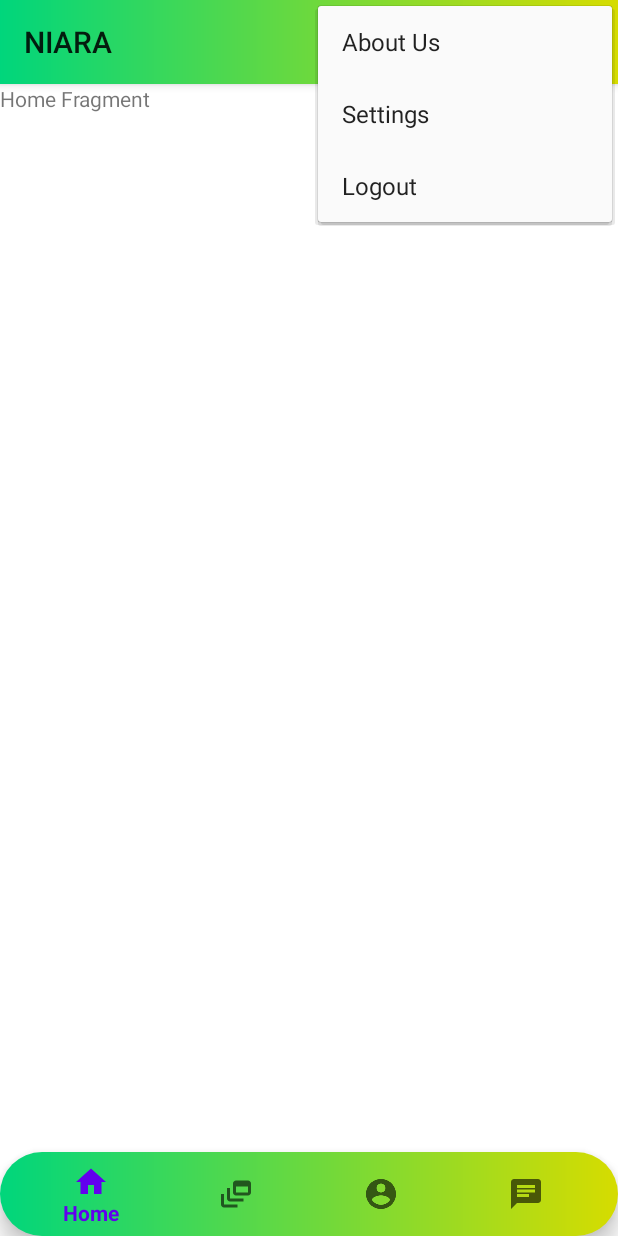
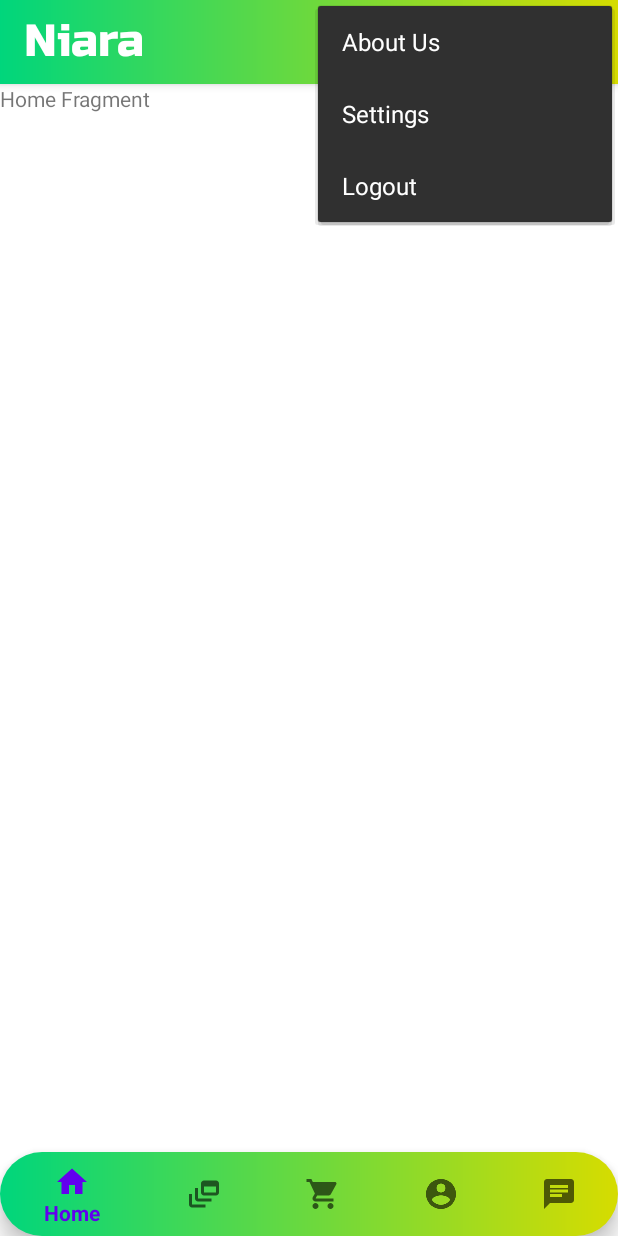
Before and after one commit to Rudra-cs/Niara-1, an Android app: the MainActivity screen opened directly, with no data from a screen before it, with the options menu open, on a phone screen of 412 x 824 dp. Run offline under Robolectric (Android 15) with nearby library versions, the phone set to English and light mode, and no system bars; Roboto replaces fonts that are not available here.

Commit message:
changes updated

```diff
--- a/app/src/main/java/com/example/niara/MainActivity.java
+++ b/app/src/main/java/com/example/niara/MainActivity.java
@@ -15,6 +15,7 @@ import android.net.Uri;
 import android.os.Bundle;
 import android.view.Menu;
 import android.view.MenuItem;
+import android.widget.TextView;
 import android.widget.Toast;
 
 import com.google.android.material.bottomnavigation.BottomNavigationView;
@@ -29,6 +30,10 @@ public class MainActivity extends AppCompatActivity {
         super.onCreate(savedInstanceState);
         setContentView(R.layout.activity_main);
         Toolbar toolbar = findViewById(R.id.toolbar);
+        TextView title=findViewById(R.id.AppTitle);
+
+        toolbar.setTitle("");
+
         setSupportActionBar(toolbar);
         drawerLayout = findViewById(R.id.drawer_layout);
 
@@ -39,9 +44,7 @@ public class MainActivity extends AppCompatActivity {
         bottom_nav.setOnNavigationItemSelectedListener(nav_listener);
         getSupportFragmentManager().beginTransaction().replace(R.id.fragment_container, new HomeFragment()).commit();
 
-        if (getSupportActionBar() != null) {
-            getSupportActionBar().setTitle("NIARA");
-        }
+
         ActionBarDrawerToggle drawerToggle = new ActionBarDrawerToggle(this, drawerLayout, toolbar, R.string.open, R.string.close);
 
     }
@@ -109,6 +112,9 @@ public class MainActivity extends AppCompatActivity {
                 case R.id.about_us:
                     fragment = new AboutUs();
                     break;
+                case R.id.mycart:
+                    fragment = new MyCartFragment();
+                    break;
             }
             getSupportFragmentManager().beginTransaction().replace(R.id.fragment_container, fragment).commit();
             return true;
--- a/app/src/main/java/com/example/niara/SplashActivity.java
+++ b/app/src/main/java/com/example/niara/SplashActivity.java
@@ -5,6 +5,7 @@ import androidx.appcompat.app.AppCompatActivity;
 import android.content.Intent;
 import android.os.Bundle;
 import android.os.Handler;
+import android.view.WindowManager;
 import android.view.animation.Animation;
 import android.view.animation.AnimationUtils;
 import android.widget.ImageView;
@@ -14,17 +15,16 @@ public class SplashActivity extends AppCompatActivity {
     private static int splash_time=4000;
     Animation top_animation,bottom_animation;
     ImageView image;
-    TextView appname,tagline;
+
 
     @Override
     protected void onCreate(Bundle savedInstanceState) {
         super.onCreate(savedInstanceState);
         setContentView(R.layout.activity_splash);
+        getWindow().setFlags(WindowManager.LayoutParams.FLAG_FULLSCREEN,WindowManager.LayoutParams.FLAG_FULLSCREEN);
         top_animation= AnimationUtils.loadAnimation(this,R.anim.top_animation);
         bottom_animation= AnimationUtils.loadAnimation(this,R.anim.bottom_animation);
         image=findViewById(R.id.logo);
-
-
         image.setAnimation(top_animation);
 
 
--- /dev/null
+++ b/app/src/main/res/drawable/ic_baseline_dehaze_24.xml
@@ -0,0 +1,5 @@
+<vector android:height="24dp" android:tint="#FFFFFF"
+    android:viewportHeight="24" android:viewportWidth="24"
+    android:width="24dp" xmlns:android="http://schemas.android.com/apk/res/android">
+    <path android:fillColor="@android:color/white" android:pathData="M2,15.5v2h20v-2L2,15.5zM2,10.5v2h20v-2L2,10.5zM2,5.5v2h20v-2L2,5.5z"/>
+</vector>
--- /dev/null
+++ b/app/src/main/res/drawable/ic_cart.xml
@@ -0,0 +1,5 @@
+<vector android:height="24dp" android:tint="#6E0F89"
+    android:viewportHeight="24" android:viewportWidth="24"
+    android:width="24dp" xmlns:android="http://schemas.android.com/apk/res/android">
+    <path android:fillColor="@android:color/white" android:pathData="M7,18c-1.1,0 -1.99,0.9 -1.99,2S5.9,22 7,22s2,-0.9 2,-2 -0.9,-2 -2,-2zM1,2v2h2l3.6,7.59 -1.35,2.45c-0.16,0.28 -0.25,0.61 -0.25,0.96 0,1.1 0.9,2 2,2h12v-2L7.42,15c-0.14,0 -0.25,-0.11 -0.25,-0.25l0.03,-0.12 0.9,-1.63h7.45c0.75,0 1.41,-0.41 1.75,-1.03l3.58,-6.49c0.08,-0.14 0.12,-0.31 0.12,-0.48 0,-0.55 -0.45,-1 -1,-1L5.21,4l-0.94,-2L1,2zM17,18c-1.1,0 -1.99,0.9 -1.99,2s0.89,2 1.99,2 2,-0.9 2,-2 -0.9,-2 -2,-2z"/>
+</vector>
--- a/app/src/main/res/layout/activity_login.xml
+++ b/app/src/main/res/layout/activity_login.xml
@@ -5,7 +5,7 @@
     android:layout_width="match_parent"
     android:layout_height="match_parent"
     android:layout_gravity="center"
-    android:background="#fff"
+    android:background="#E3C9CEFF"
     tools:context=".LoginActivity">
 
     <TextView
@@ -13,11 +13,11 @@
         android:layout_width="wrap_content"
         android:layout_height="wrap_content"
         android:layout_marginTop="68dp"
-        android:fontFamily="@font/aladin"
+        android:fontFamily="@font/russo_one"
         android:textStyle="bold"
         android:text="My Account"
 
-        android:textSize="50sp"
+        android:textSize="38sp"
         android:typeface="sans"
         app:layout_constraintEnd_toEndOf="parent"
         app:layout_constraintStart_toStartOf="parent"
--- a/app/src/main/res/layout/activity_main.xml
+++ b/app/src/main/res/layout/activity_main.xml
@@ -11,18 +11,27 @@
     tools:context=".MainActivity">
 
     <androidx.constraintlayout.widget.ConstraintLayout
-        xmlns:android="http://schemas.android.com/apk/res/android"
-        xmlns:app="http://schemas.android.com/apk/res-auto"
-        xmlns:tools="http://schemas.android.com/tools"
         android:layout_width="match_parent"
         android:layout_height="match_parent">
 
+<!--        <include-->
+<!--            layout="@layout/custom_toolbar"-->
+<!--            android:layout_width="match_parent"-->
+<!--            android:id="@+id/appBarLayout"-->
+<!--            android:layout_height="wrap_content"-->
+<!--            app:layout_constraintEnd_toEndOf="parent"-->
+<!--            app:layout_constraintStart_toStartOf="parent"-->
+<!--            app:layout_constraintTop_toTopOf="parent">-->
+
+<!--        </include>-->
+
         <com.google.android.material.appbar.AppBarLayout
-            android:id="@+id/appBarLayout"
-            android:elevation="3dp"
-            android:padding="0dp"
             android:layout_width="match_parent"
             android:layout_height="wrap_content"
+
+            android:theme="@style/ThemeOverlay.MaterialComponents.Dark.ActionBar"
+            android:id="@+id/appBarLayout"
+            android:background="@drawable/bg2"
             app:layout_constraintEnd_toEndOf="parent"
             app:layout_constraintStart_toStartOf="parent"
             app:layout_constraintTop_toTopOf="parent">
@@ -31,9 +40,22 @@
                 android:id="@+id/toolbar"
                 android:layout_width="match_parent"
                 android:layout_height="wrap_content"
-                android:theme="@style/ThemeOverlay.AppCompat.Light"
+                app:popupTheme="@style/ThemeOverlay.MaterialComponents.Dark.ActionBar"
+                style="@style/Toolbar"
                 android:minHeight="?attr/actionBarSize"
-                android:background="@drawable/bg2"/>
+                android:background="@drawable/bg2">
+
+                <TextView
+                    android:id="@+id/AppTitle"
+                    android:layout_width="wrap_content"
+                    android:layout_height="wrap_content"
+                    android:text="Niara"
+                    android:fontFamily="@font/russo_one"
+                    android:textColor="@color/white"
+                    android:textSize="30sp">
+
+                </TextView>
+            </androidx.appcompat.widget.Toolbar>
 
         </com.google.android.material.appbar.AppBarLayout>
 
@@ -56,7 +78,7 @@
             app:layout_constraintEnd_toEndOf="parent"
             app:layout_constraintHorizontal_bias="0.0"
             app:layout_constraintStart_toStartOf="parent"
-            app:layout_constraintTop_toBottomOf="@+id/appBarLayout" />
+            app:layout_constraintTop_toBottomOf="@+id/appBarLayout"/>
 
     </androidx.constraintlayout.widget.ConstraintLayout>
 
--- a/app/src/main/res/layout/activity_splash.xml
+++ b/app/src/main/res/layout/activity_splash.xml
@@ -4,7 +4,7 @@
     xmlns:tools="http://schemas.android.com/tools"
     android:layout_width="match_parent"
     android:layout_height="match_parent"
-    android:background="@drawable/bg3"
+    android:background="@drawable/bg4"
     android:gravity="center"
     android:orientation="vertical"
     tools:context=".SplashActivity">
--- a/app/src/main/res/menu/bottom_nav_menu.xml
+++ b/app/src/main/res/menu/bottom_nav_menu.xml
@@ -13,6 +13,10 @@
         android:icon="@drawable/ic_feeds"
         android:id="@+id/products"
         app:showAsAction="withText"/>
+    <item android:title="MyCart"
+        android:id="@+id/mycart"
+        android:icon="@drawable/ic_cart"
+        app:showAsAction="withText"/>
 
     <item android:title="Profile"
         android:id="@+id/profile"
--- a/app/src/main/res/values/themes.xml
+++ b/app/src/main/res/values/themes.xml
@@ -13,6 +13,12 @@
         <item name="android:statusBarColor" tools:targetApi="l">@color/status_bar</item>
         <!-- Customize your theme here. -->
     </style>
+
+    <style name="Toolbar" parent="TextAppearance.AppCompat.Widget.ActionBar.Title">
+        <item name="android:textSize">25sp</item>
+        <item name="android:textColor">@color/white</item>
+        <item name="fontFamily">@font/russo_one</item>
+    </style>
     <!-- Defined a new style with three items of color. -->
 
 
```
Also changed, not shown: app/src/main/java/com/example/niara/MyCartFragment.java (added, +64 -0 lines), app/src/main/res/drawable/bg4.xml (added, +14 -0 lines), app/src/main/res/layout/activity_registration.xml (+9 -7 lines), app/src/main/res/layout/fragment_my_cart.xml (added, +14 -0 lines), app/src/main/res/font/russo_one.ttf (added).
